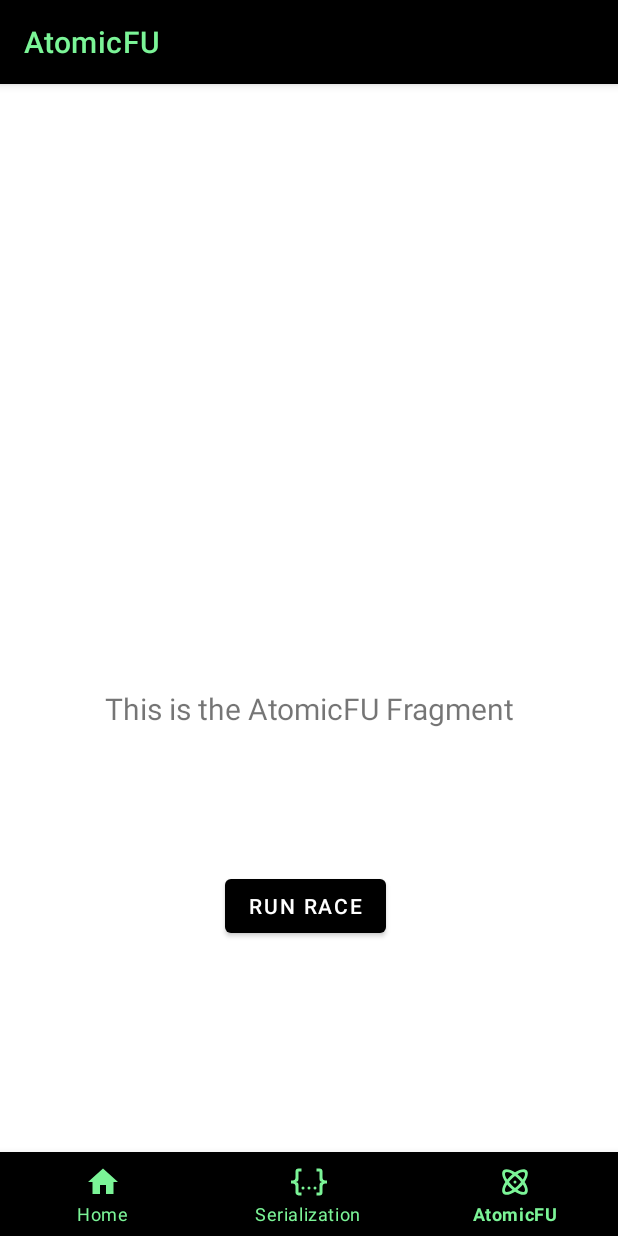
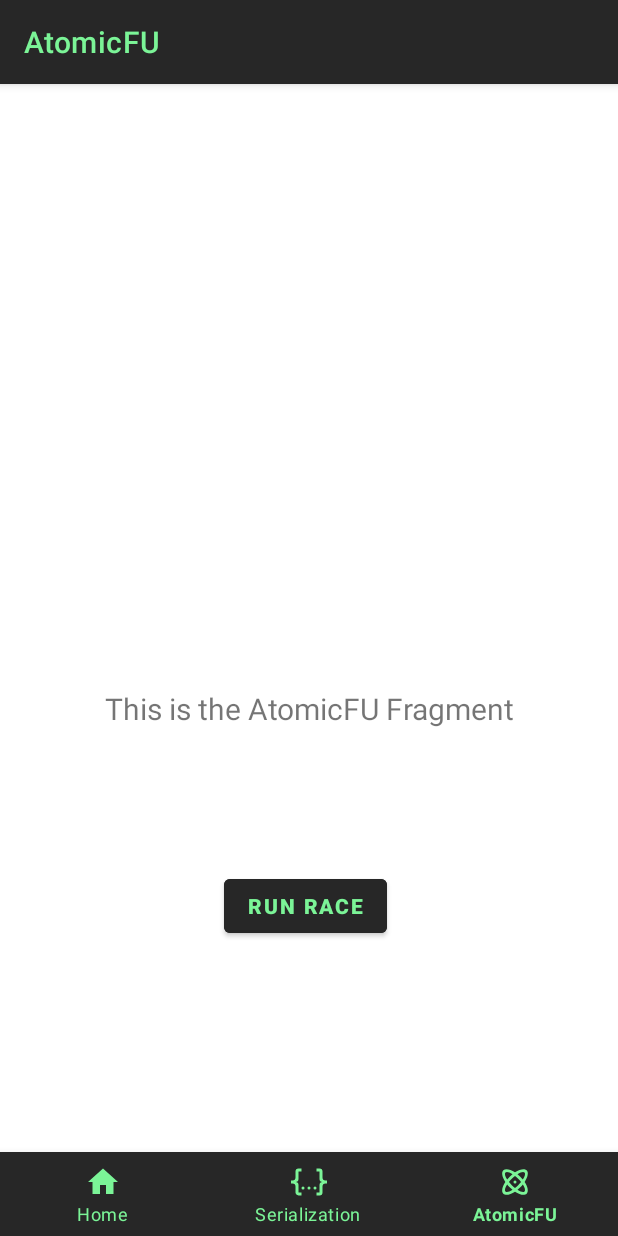
Before and after one commit to severn-everett/AndroidXDemo, an Android app: the AtomicFUFragment screen opened through its navigation route, on a phone screen of 412 x 824 dp. Run offline under Robolectric (Android 15) with nearby library versions, the phone set to English and light mode, and no system bars; our stand-ins replace navigation-ui.

Commit message:
Standardizing theme for widgets

```diff
--- a/app/src/main/res/layout/fragment_atomicfu.xml
+++ b/app/src/main/res/layout/fragment_atomicfu.xml
@@ -27,7 +27,10 @@
         android:layout_marginStart="160dp"
         android:layout_marginEnd="160dp"
         android:layout_marginBottom="196dp"
+        android:backgroundTint="@color/black"
         android:text="@string/button_atomicfu_execute"
+        android:textColor="@color/apiumhub_green_main"
+        android:textStyle="bold"
         app:layout_constraintBottom_toBottomOf="parent"
         app:layout_constraintEnd_toEndOf="parent"
         app:layout_constraintHorizontal_bias="0.666"
--- a/app/src/main/res/layout/fragment_serialization.xml
+++ b/app/src/main/res/layout/fragment_serialization.xml
@@ -111,6 +111,7 @@
         android:layout_marginStart="158dp"
         android:layout_marginTop="23dp"
         android:layout_marginEnd="159dp"
+        android:backgroundTint="@color/black"
         android:text="@string/button_serialization_execute"
         android:textColor="@color/apiumhub_green_main"
         android:textSize="16sp"
--- a/app/src/main/res/values/colors.xml
+++ b/app/src/main/res/values/colors.xml
@@ -7,6 +7,6 @@
     <color name="teal_700">#FF018786</color>
     <color name="apiumhub_green_main">#7BF497</color>
     <color name="apiumhub_green_alt">#1FAA70</color>
-    <color name="black">#FF000000</color>
+    <color name="black">#272727</color>
     <color name="white">#FFFFFFFF</color>
 </resources>
--- a/app/src/main/res/values/themes.xml
+++ b/app/src/main/res/values/themes.xml
@@ -9,7 +9,7 @@
         <item name="colorSecondary">@color/apiumhub_green_main</item>
         <item name="colorSecondaryVariant">@color/apiumhub_green_alt</item>
         <item name="colorOnSecondary">@color/black</item>
-        <!-- Status bar color. -->
+        <!-- Action bar theme. -->
         <item name="actionBarTheme">@style/Theme.MyApplication.ActionBar</item>
         <!-- Customize your theme here. -->
     </style>
```
